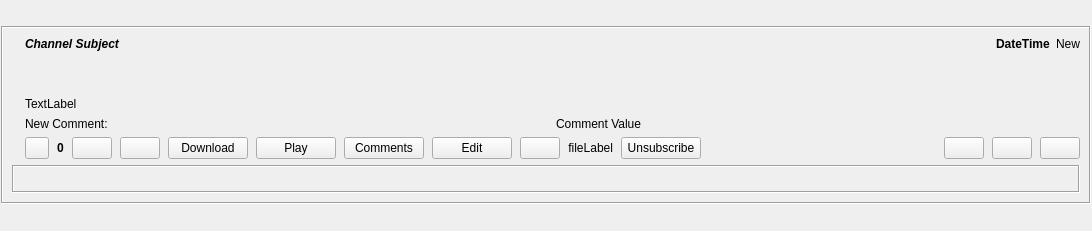
Before: the Qt Designer form retroshare-gui/src/gui/feeds/GxsChannelPostItem.ui in RetroShare/RetroShare, drawn with Qt 5.
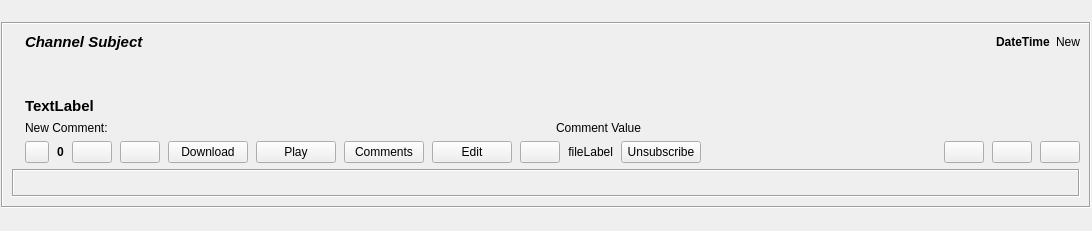
After: the same form once the commit is applied. Custom widgets are drawn as their Qt base class.

What changed in the file:
```diff
--- a/retroshare-gui/src/gui/feeds/GxsChannelPostItem.ui
+++ b/retroshare-gui/src/gui/feeds/GxsChannelPostItem.ui
@@ -86,6 +86,7 @@
               </property>
               <property name="font">
                <font>
+                <pointsize>11</pointsize>
                 <weight>75</weight>
                 <italic>true</italic>
                 <bold>true</bold>
@@ -139,6 +140,14 @@
           </item>
           <item>
            <widget class="QLabel" name="subjectLabel">
+            <property name="font">
+             <font>
+              <pointsize>11</pointsize>
+              <weight>75</weight>
+              <italic>false</italic>
+              <bold>true</bold>
+             </font>
+            </property>
             <property name="text">
              <string notr="true">TextLabel</string>
             </property>
```
Left out of the diff: 20 changed lines with no effect on the pictures.
